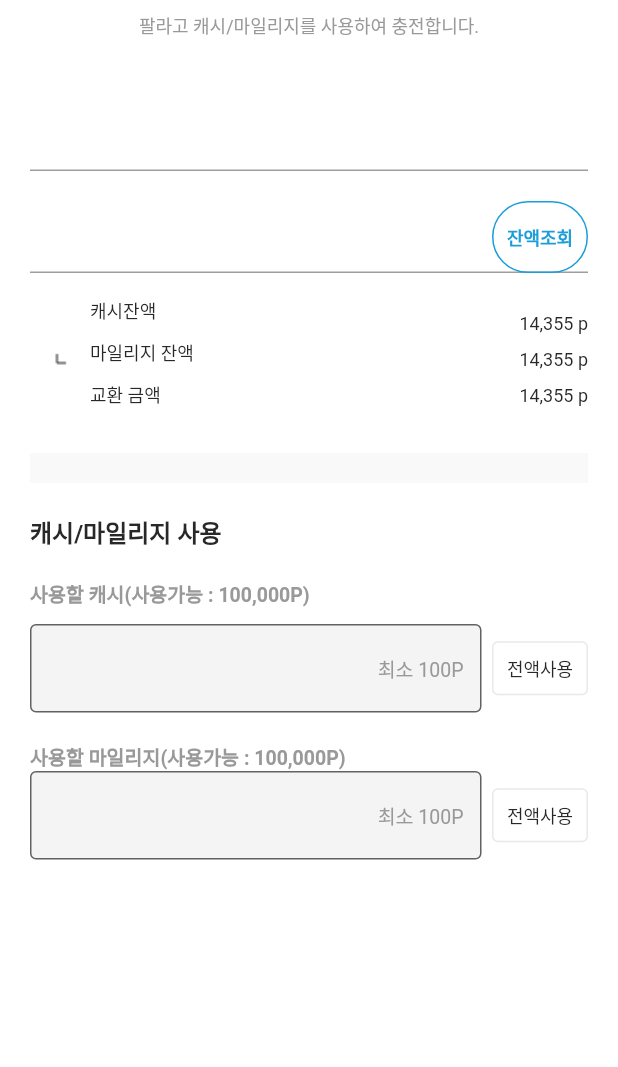
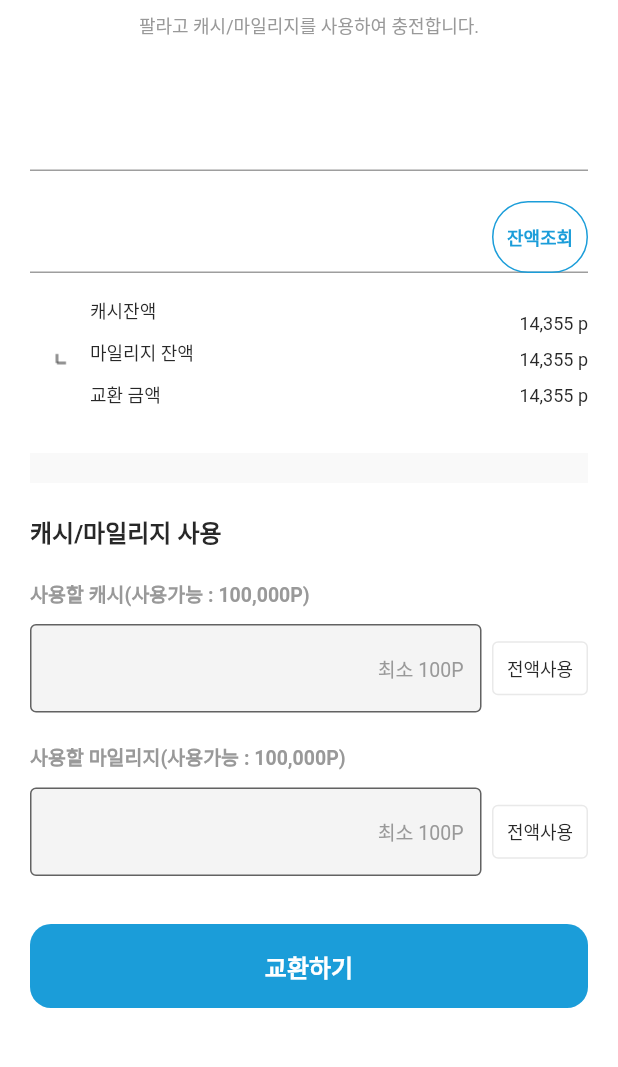
Before and after one commit to dodamtanguri/palrago_ui, a Flutter app: the screen it shows after launch, on a phone screen of 412 x 824 dp, the part 156-1223 px from its top. Run offline on Flutter 3.47's test engine with Material 2 defaults, Android fonts, the phone set to English and light mode, and no system bars.

Commit message:
대략적인 레이아웃 배치 완료

```diff
--- a/lib/feature/py1002/py_1002_screen.dart
+++ b/lib/feature/py1002/py_1002_screen.dart
@@ -18,6 +18,7 @@ class _Py1002ScreenState extends State<Py1002Screen> {
       body: Padding(
         padding: const EdgeInsets.symmetric(horizontal: 20.0),
         child: SafeArea(
+          child: SingleChildScrollView(
             child: Column(
               children: [
                 Container(
@@ -194,10 +195,71 @@ class _Py1002ScreenState extends State<Py1002Screen> {
                     ),
                   ],
                 ),
+                PlgMargins.v11,
                 const UsePointWidget(),
                 PlgMargins.v32,
+                //교환하기 버튼
+                FractionallySizedBox(
+                  widthFactor: 1,
+                  child: AnimatedContainer(
+                    padding:
+                        const EdgeInsets.symmetric(vertical: PlgSizes.wh16),
+                    duration: const Duration(microseconds: 500),
+                    decoration: BoxDecoration(
+                      borderRadius: BorderRadius.circular(14),
+                      color: PlgColor.primary_ff1b9dd9,
+                    ),
+                    child: const Text(
+                      '교환하기',
+                      style: PlgStyles.subtitle1White_ffffffff_16,
+                      textAlign: TextAlign.center,
+                    ),
+                  ),
+                ),
+                PlgMargins.v40,
+                FractionallySizedBox(
+                  child: DecoratedBox(
+                    decoration: BoxDecoration(
+                      borderRadius: BorderRadius.circular(16),
+                      color: PlgColor.black15_26282828,
+                    ),
+                  ),
+                ),
 
+                //팔라고 캐시/마일리지 전환 안내
+                Container(
+                  width: MediaQuery.of(context).size.width,
+                  height: 132,
+                  padding: const EdgeInsets.only(
+                      top: PlgSizes.wh32,
+
+                      left: PlgSizes.wh20,
+                      right: PlgSizes.wh32),
+                  decoration: BoxDecoration(
+                      borderRadius: BorderRadius.circular(16),
+                      color: PlgColor.fill_surface85_d9f8f8f8),
+                  child: const Column(
+                    crossAxisAlignment: CrossAxisAlignment.start,
+                    children: [
+                      Text(
+                        '팔라고 캐시/마일리지 전환 안내',
+                        style: PlgStyles.subtitle2Black_ff282828_14,
+                      ),
+                      PlgMargins.v10,
+                      Text(
+                        '･ 결제용 비밀번호 설정 방법',
+                        style: PlgStyles.captionGrey_ff999999_12,
+                      ),
+                      PlgMargins.v6,
+                      Text(
+                        "팔라고 앱 > 나의 메뉴 >  출금 및 사용처 결제용 비밀번호 \n > 출금 비밀번호 설정",
+                        style: PlgStyles.captionGrey_ff999999_12,
+                      ),
                     ],
+                  ),
+                ),
+              ],
+            ),
           ),
         ),
       ),
```
Lines whose indentation alone changed are shown as unchanged.
